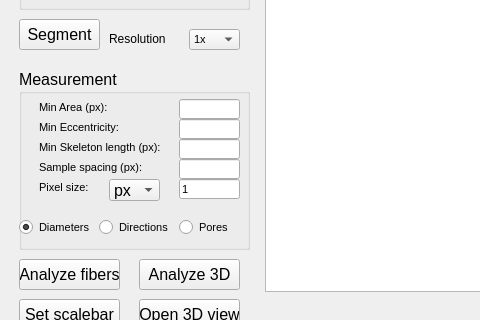
Above: resources/fiber_tool.ui from vikba/Fiberpose before the change; both pictures show x 0 to 480 and y 349 to 669 of the 879 by 878 pixel window. Below: the same form after it.
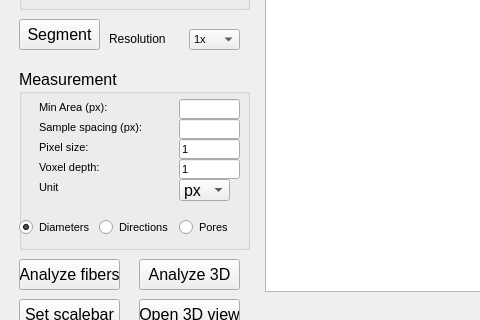
That is the form after the change. Custom widgets are drawn as their Qt base class.

Patch:
```diff
--- a/resources/fiber_tool.ui
+++ b/resources/fiber_tool.ui
@@ -115,47 +115,11 @@
          <string>Min Area (px):</string>
         </property>
        </widget>
-       <widget class="QLabel" name="label_15">
-        <property name="geometry">
-         <rect>
-          <x>20</x>
-          <y>50</y>
-          <width>131</width>
-          <height>16</height>
-         </rect>
-        </property>
-        <property name="font">
-         <font>
-          <pointsize>8</pointsize>
-         </font>
-        </property>
-        <property name="text">
-         <string>Min Eccentricity:</string>
-        </property>
-       </widget>
-       <widget class="QLabel" name="label_16">
-        <property name="geometry">
-         <rect>
-          <x>20</x>
-          <y>70</y>
-          <width>121</width>
-          <height>16</height>
-         </rect>
-        </property>
-        <property name="font">
-         <font>
-          <pointsize>8</pointsize>
-         </font>
-        </property>
-        <property name="text">
-         <string>Min Skeleton length (px):</string>
-        </property>
-       </widget>
        <widget class="QLabel" name="label_17">
         <property name="geometry">
          <rect>
           <x>20</x>
-          <y>90</y>
+          <y>50</y>
           <width>121</width>
           <height>16</height>
          </rect>
@@ -173,7 +137,7 @@
         <property name="geometry">
          <rect>
           <x>20</x>
-          <y>110</y>
+          <y>70</y>
           <width>101</width>
           <height>16</height>
          </rect>
@@ -206,7 +170,7 @@
         <property name="geometry">
          <rect>
           <x>160</x>
-          <y>50</y>
+          <y>90</y>
           <width>61</width>
           <height>20</height>
          </rect>
@@ -216,27 +180,15 @@
           <pointsize>8</pointsize>
          </font>
         </property>
-       </widget>
-       <widget class="QLineEdit" name="le_minskeletonlen">
-        <property name="geometry">
-         <rect>
-          <x>160</x>
-          <y>70</y>
-          <width>61</width>
-          <height>20</height>
-         </rect>
-        </property>
-        <property name="font">
-         <font>
-          <pointsize>8</pointsize>
-         </font>
+        <property name="text">
+         <string>1</string>
         </property>
        </widget>
        <widget class="QLineEdit" name="le_samspacing">
         <property name="geometry">
          <rect>
           <x>160</x>
-          <y>90</y>
+          <y>50</y>
           <width>61</width>
           <height>20</height>
          </rect>
@@ -251,7 +203,7 @@
         <property name="geometry">
          <rect>
           <x>160</x>
-          <y>110</y>
+          <y>70</y>
           <width>61</width>
           <height>20</height>
          </rect>
@@ -307,7 +259,7 @@
        <widget class="QComboBox" name="cb_units">
         <property name="geometry">
          <rect>
-          <x>90</x>
+          <x>160</x>
           <y>110</y>
           <width>51</width>
           <height>22</height>
@@ -357,6 +309,42 @@
          <string>Pores</string>
         </property>
        </widget>
+       <widget class="QLabel" name="label_19">
+        <property name="geometry">
+         <rect>
+          <x>20</x>
+          <y>90</y>
+          <width>101</width>
+          <height>16</height>
+         </rect>
+        </property>
+        <property name="font">
+         <font>
+          <pointsize>8</pointsize>
+         </font>
+        </property>
+        <property name="text">
+         <string>Voxel depth:</string>
+        </property>
+       </widget>
+       <widget class="QLabel" name="label_20">
+        <property name="geometry">
+         <rect>
+          <x>20</x>
+          <y>110</y>
+          <width>101</width>
+          <height>16</height>
+         </rect>
+        </property>
+        <property name="font">
+         <font>
+          <pointsize>8</pointsize>
+         </font>
+        </property>
+        <property name="text">
+         <string>Unit</string>
+        </property>
+       </widget>
       </widget>
       <widget class="QPushButton" name="btn_save_csv">
        <property name="geometry">
```
Left out of the diff: 8 changed lines with no effect on the pictures.
